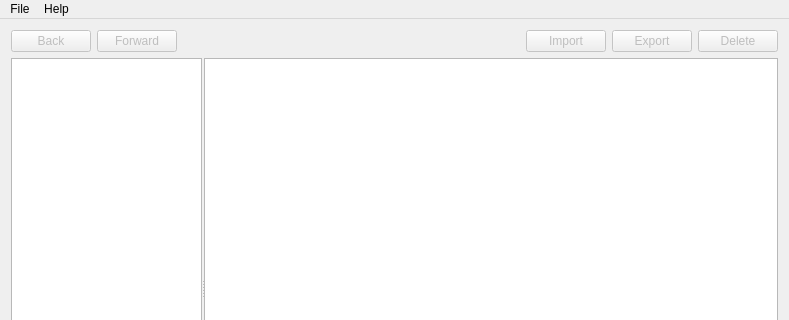
Old version of the form src/mainwindow/mainwindow.ui in the repository partition-safe/partition-safe; both pictures show x 0 to 789 and y 0 to 320 of the 789 by 550 pixel window.
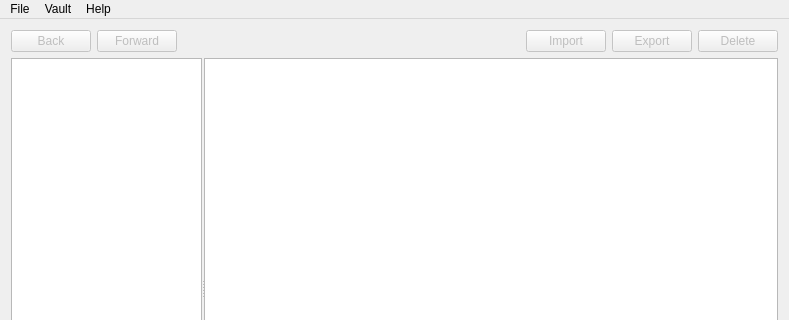
New version of the form. Custom widgets are drawn as their Qt base class.

Commit message: Started with a new dialog for creating new users

Diff of the .ui file:
```diff
--- a/src/mainwindow/mainwindow.ui
+++ b/src/mainwindow/mainwindow.ui
@@ -202,7 +202,14 @@
     </property>
     <addaction name="actionContact"/>
    </widget>
+   <widget class="QMenu" name="menuVaultj">
+    <property name="title">
+     <string>Vault</string>
+    </property>
+    <addaction name="actionUser"/>
+   </widget>
    <addaction name="menuPartitionSafe"/>
+   <addaction name="menuVaultj"/>
    <addaction name="menuHelp"/>
   </widget>
   <widget class="QStatusBar" name="statusBar"/>
```
Left out of the diff: 13 changed lines with no effect on the pictures. The commit also changes 6 other files.
